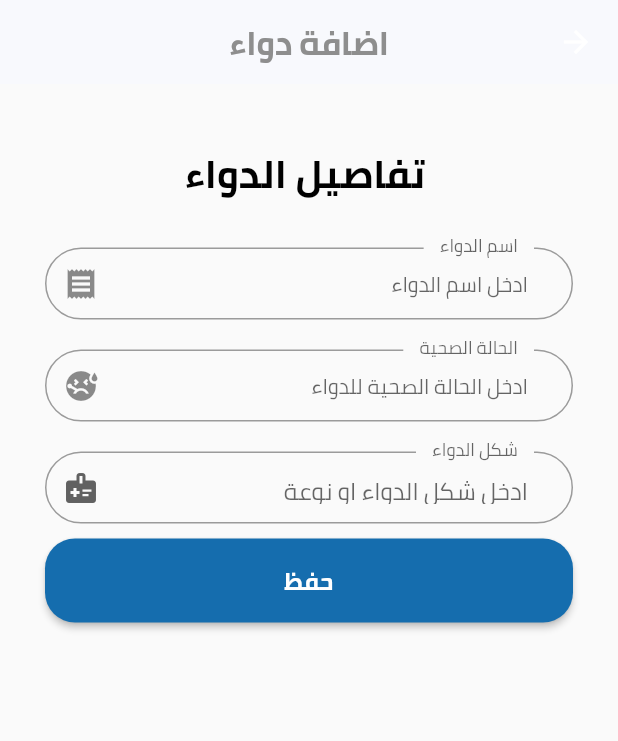
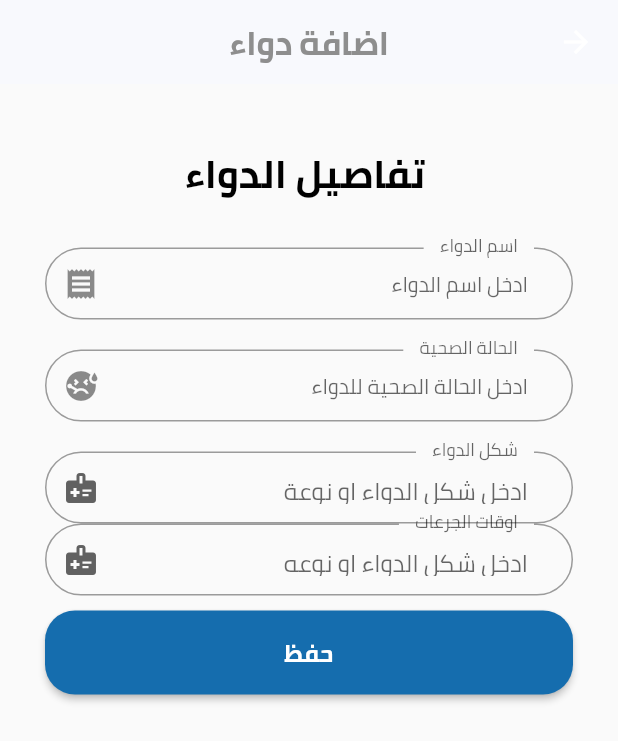
Before and after one commit to tawafmesar/medicineTime, a Flutter app: the AddMedicine screen opened by its route, on a phone screen of 412 x 824 dp. Shown: the top 741 px of the screen. Run offline on Flutter 3.47's test engine with Material 2 defaults, Android fonts, the phone set to English and light mode, and no system bars; our stand-ins replace audioplayers, cached_network_image, dartz, flutter_markdown, flutter_otp_text_field, get and 2 more; missing offline and left inert: day_night_time_picker, markdown; accounts and stored records are empty; project files that could hold a hidden picture were left out.

Commit message:
add is daily or not for add medicine page

```diff
--- a/lib/data/datasource/remote/addmedicine_data.dart
+++ b/lib/data/datasource/remote/addmedicine_data.dart
@@ -4,11 +4,12 @@ import 'package:medicinetime/linkapi.dart';
 class AddMedicineData {
   Crud crud;
   AddMedicineData(this.crud);
-  postdata(String medicine_name ,String medicine_type ,String HealthCondition ,String users_id ) async {
+  postdata(String medicine_name ,String medicine_type ,String HealthCondition ,String isDaily,String users_id ) async {
     var response = await crud.postData(AppLink.addmedicine, {
       "medicine_name" : medicine_name ,
       "medicine_type" : medicine_type  ,
       "HealthCondition" : HealthCondition ,
+      "isDaily" : isDaily ,
       "users_id" : users_id  ,
     });
     return response.fold((l) => l, (r) => r);
--- a/lib/data/model/medicinemodel.dart
+++ b/lib/data/model/medicinemodel.dart
@@ -4,6 +4,7 @@ class MedicineModel {
   String? medicineType;
   String? healthCondition;
   String? isDos;
+  String? isDaily;
   String? usersId;
   String? medicineCreate;
 
@@ -13,6 +14,7 @@ class MedicineModel {
         this.medicineType,
         this.healthCondition,
         this.isDos,
+        this.isDaily,
         this.usersId,
         this.medicineCreate});
 
@@ -22,6 +24,7 @@ class MedicineModel {
     medicineType = json['medicine_type'];
     healthCondition = json['HealthCondition'];
     isDos = json['isDos'];
+    isDaily = json['isDaily'];
     usersId = json['users_id'];
     medicineCreate = json['medicine_create'];
   }
@@ -33,6 +36,7 @@ class MedicineModel {
     data['medicine_type'] = this.medicineType;
     data['HealthCondition'] = this.healthCondition;
     data['isDos'] = this.isDos;
+    data['isDaily'] = this.isDaily;
     data['users_id'] = this.usersId;
     data['medicine_create'] = this.medicineCreate;
     return data;
--- a/lib/view/screen/medicine/addmedicine.dart
+++ b/lib/view/screen/medicine/addmedicine.dart
@@ -2,7 +2,6 @@ import 'package:medicinetime/core/constant/color.dart';
 import 'package:medicinetime/view/widget/auth/custombuttonauth.dart';
 import 'package:medicinetime/view/widget/auth/customtextformauth.dart';
 import 'package:medicinetime/view/widget/auth/customtexttitleauth.dart';
-import 'package:medicinetime/core/functions/validinput.dart';
 import 'package:flutter/material.dart';
 import 'package:get/get.dart';
 
@@ -58,16 +57,6 @@ class _AddMedicineState extends State<AddMedicine> {
                         iconData: Icons.receipt,
                         labeltext: "اسم الدواء",
                       ),
-                      // CustonTextFormAuth(
-                      //   isNumber: false,
-                      //   valid: (val) {
-                      //     return validInput(val!, 3, 20, "username");
-                      //   },
-                      //   mycontroller: controller.medicine_type,
-                      //   hinttext: "ادخل النوع",
-                      //   iconData: Icons.email_outlined,
-                      //   labeltext: "النوع",
-                      // ),
                       CustonTextFormAuth(
                         isNumber: false,
                         valid: (val) {
@@ -79,9 +68,8 @@ class _AddMedicineState extends State<AddMedicine> {
                         labeltext: "الحالة الصحية",
                       ),
 
-                      // Add the dropdown select field
                       DropdownButtonFormField<String>(
-                        value: selectedOption, // Initially selected option (can be null).
+                        value: selectedOption,
                           decoration: InputDecoration(
                               hintText:'ادخل شكل الدواء او نوعة',
                               hintStyle: const TextStyle(fontSize: 14),
@@ -98,8 +86,7 @@ class _AddMedicineState extends State<AddMedicine> {
                           ,
                         onChanged: (String? newValue) {
                           setState(() {
-                            controller.medicine_type.text = newValue ?? ''; // Assign the selected option to controller.medicine_type2
-
+                            controller.medicine_type.text = newValue ?? '';
                           });
                         },
                         items: <String>[
@@ -109,6 +96,40 @@ class _AddMedicineState extends State<AddMedicine> {
                           'مرهم أو كريم',
                           'فتحة العين (قطرة)',
 
+                        ].map<DropdownMenuItem<String>>((String value) {
+                          return DropdownMenuItem<String>(
+                            value: value,
+                            child: Text(value),
+                          );
+                        }).toList(),
+                      ),
+
+                      DropdownButtonFormField<String>(
+                        value: selectedOption, // Set the selected value as 'daily' or 'notdaily'
+                        decoration: InputDecoration(
+                          hintText: 'ادخل شكل الدواء او نوعه',
+                          hintStyle: const TextStyle(fontSize: 14),
+                          floatingLabelBehavior: FloatingLabelBehavior.always,
+                          contentPadding: const EdgeInsets.symmetric(vertical: 5, horizontal: 30),
+                          label: Container(
+                            margin: const EdgeInsets.symmetric(horizontal: 9),
+                            child: Text('اوقات الجرعات'),
+                          ),
+                          suffixIcon: InkWell(child: Icon(Icons.medical_information)),
+                          border: OutlineInputBorder(borderRadius: BorderRadius.circular(30)),
+                        ),
+                        onChanged: (String? newValue) {
+                          setState(() {
+                            if (newValue == 'جرعة يومية') {
+                              controller.isDaily.text = '1';
+                            } else if (newValue == 'جرعة غير يومية') {
+                              controller.isDaily.text = '2';
+                            }
+                          });
+                        },
+                        items: <String>[
+                          'جرعة يومية',
+                          'جرعة غير يومية',
                         ].map<DropdownMenuItem<String>>((String value) {
                           return DropdownMenuItem<String>(
                             value: value,
```
Also changed, not shown: lib/controller/medicineview_controller.dart (+8 -1 lines), 1 other file.
